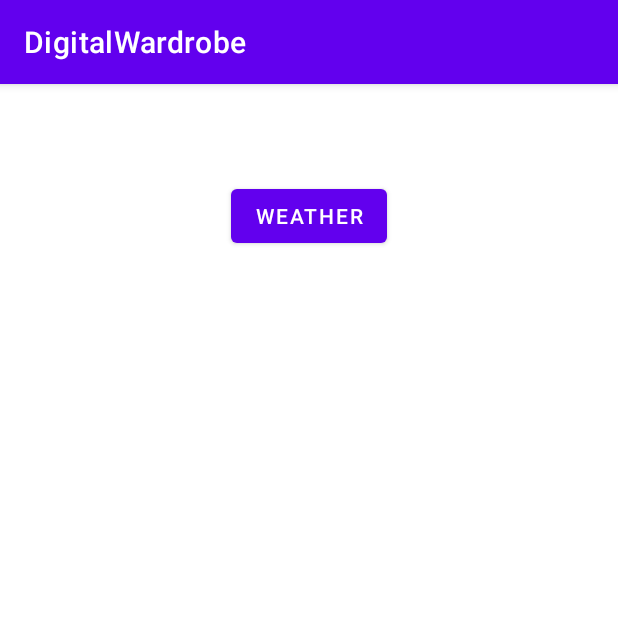
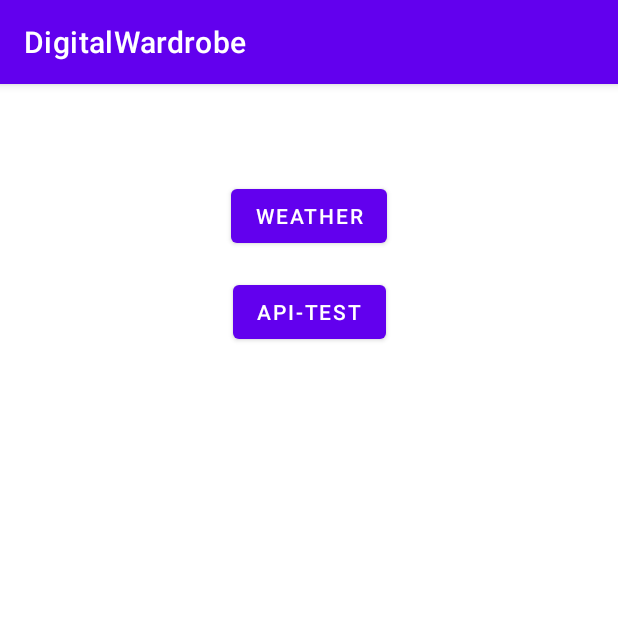
Before and after one commit to KSVarun/DigitalWardrobe, an Android app: the screen it shows after launch (MainActivity), on a phone screen of 412 x 824 dp, the top half of it. Run offline under Robolectric (Android 15) with nearby library versions, the phone set to English and light mode, and no system bars; 1 statement that could not run was skipped.

Commit message:
Testing a cycle of API calls from front to back

```diff
--- a/App/app/build.gradle
+++ b/App/app/build.gradle
@@ -36,4 +36,7 @@ dependencies {
     testImplementation 'junit:junit:4.+'
     androidTestImplementation 'androidx.test.ext:junit:1.1.2'
     androidTestImplementation 'androidx.test.espresso:espresso-core:3.3.0'
+    implementation 'com.squareup.retrofit2:retrofit:2.0.0-beta3'
+    implementation 'com.squareup.retrofit2:converter-gson:2.0.0-beta3'
+    implementation 'com.github.bumptech.glide:glide:3.6.0'
 }
--- a/App/app/src/main/java/com/hci/digitalwardrobe/MainActivity.java
+++ b/App/app/src/main/java/com/hci/digitalwardrobe/MainActivity.java
@@ -9,6 +9,9 @@ import android.util.Log;
 import android.view.View;
 import android.widget.Button;
 
+import com.hci.digitalwardrobe.calls.UploadClothesAPI;
+import com.hci.digitalwardrobe.models.ClothesModel;
+
 import org.json.JSONArray;
 import org.json.JSONObject;
 
@@ -19,15 +22,31 @@ import java.net.HttpURLConnection;
 import java.net.MalformedURLException;
 import java.net.URL;
 
+import retrofit2.Call;
+import retrofit2.GsonConverterFactory;
+import retrofit2.Retrofit;
+
 public class MainActivity extends AppCompatActivity {
+
+    private static final String API_BASE_URL = "localhost:8000";
+    private Retrofit retrofit;
 
 
     @Override
     protected void onCreate(Bundle savedInstanceState) {
         super.onCreate(savedInstanceState);
+
+        retrofit = new Retrofit.Builder()
+                .baseUrl(API_BASE_URL)
+                .addConverterFactory(GsonConverterFactory.create())
+                .build();
+
         setContentView(R.layout.activity_main);
 
         configureWeatherButton();
+
+        apiTestButton ();
+
     }
 
     @Override
@@ -45,4 +64,17 @@ public class MainActivity extends AppCompatActivity {
         });
 
     }
+
+    private void apiTestButton() {
+        Button nextButton = (Button) findViewById(R.id.ButtonAPI);
+        nextButton.setOnClickListener(new View.OnClickListener() {
+            @Override
+            public void onClick(View view) {
+
+                UploadClothesAPI api = retrofit.create(UploadClothesAPI.class);
+                Call<ClothesModel> call = api.getClothes();
+            }
+        });
+
+    }
 }
--- /dev/null
+++ b/App/app/src/main/java/com/hci/digitalwardrobe/calls/UploadClothesAPI.java
@@ -0,0 +1,13 @@
+package com.hci.digitalwardrobe.calls;
+
+import com.hci.digitalwardrobe.models.ClothesModel;
+
+import retrofit2.Call;
+import retrofit2.http.GET;
+import retrofit2.http.Query;
+
+public interface UploadClothesAPI {
+
+    @GET("get")
+    Call<ClothesModel> getClothes();
+}
--- a/App/app/src/main/res/layout/activity_main.xml
+++ b/App/app/src/main/res/layout/activity_main.xml
@@ -16,4 +16,14 @@
         app:layout_constraintEnd_toEndOf="parent"
         app:layout_constraintStart_toStartOf="parent"
         app:layout_constraintTop_toTopOf="parent" />
+
+    <Button
+        android:id="@+id/ButtonAPI"
+        android:layout_width="wrap_content"
+        android:layout_height="wrap_content"
+        android:layout_marginTop="128dp"
+        android:text="API-Test"
+        app:layout_constraintEnd_toEndOf="parent"
+        app:layout_constraintStart_toStartOf="parent"
+        app:layout_constraintTop_toTopOf="parent" />
 </androidx.constraintlayout.widget.ConstraintLayout>
```
Also changed, not shown: App/app/src/main/java/com/hci/digitalwardrobe/models/ClothesModel.java (added, +8 -0 lines), App/gradle/wrapper/gradle-wrapper.properties, 2 other files.
